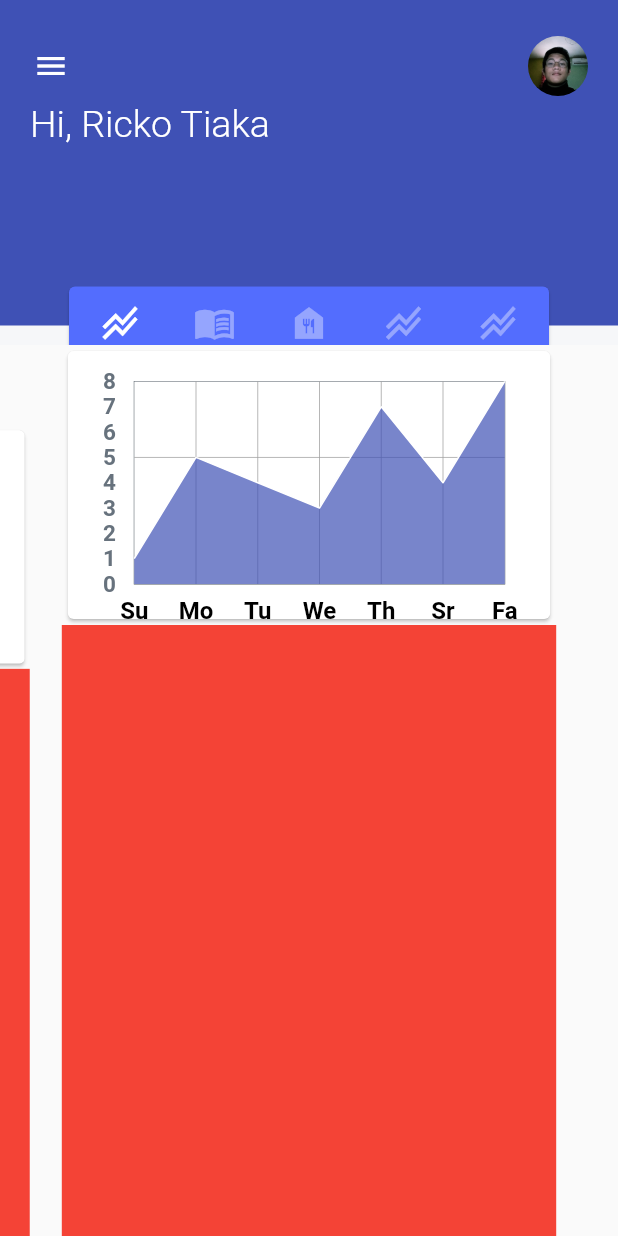
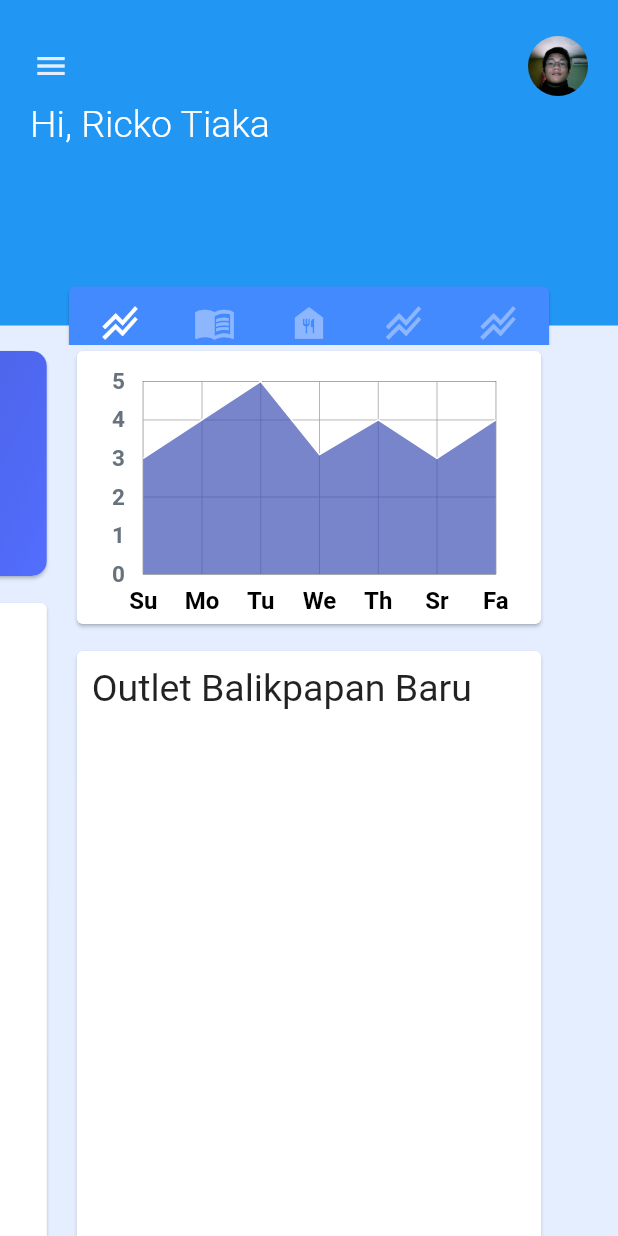
Before and after one commit to younixue3/android_pos_ui, a Flutter app: the screen it shows after launch, swiped to page 2, on a phone screen of 412 x 824 dp. Run offline on Flutter 3.47's test engine with Material 2 defaults, Android fonts, the phone set to English and light mode, and no system bars; drawn by our look-alikes of carousel_slider, fl_chart.

Commit message:
Fixing Design

```diff
--- a/lib/main.dart
+++ b/lib/main.dart
@@ -18,8 +18,8 @@ class MyApp extends StatelessWidget {
     return MaterialApp(
       title: 'Flutter Demo',
       theme: ThemeData(
-        primarySwatch: Colors.indigo,
-      ),
+          primarySwatch: Colors.blue,
+          scaffoldBackgroundColor: Color.fromARGB(255, 228, 238, 255)),
       home: const MyHomePage(),
     );
   }
@@ -55,7 +55,8 @@ class _MyHomePageState extends State<MyHomePage> {
                       children: [
                         IconButton(
                           onPressed: () {},
-                          icon: Icon(Icons.menu, color: Colors.white),
+                          icon: Icon(Icons.menu,
+                              color: Color.fromARGB(255, 228, 238, 255)),
                         ),
                         Container(
                           height: 40,
@@ -90,7 +91,7 @@ class _MyHomePageState extends State<MyHomePage> {
                           children: [
                             Container(
                               margin: EdgeInsets.only(top: 120),
-                              color: Color.fromARGB(250, 250, 250, 250),
+                              color: Color.fromARGB(255, 228, 238, 255),
                               height: 40,
                             ),
                             Container(
@@ -100,7 +101,7 @@ class _MyHomePageState extends State<MyHomePage> {
                                 mainAxisAlignment: MainAxisAlignment.center,
                                 children: [
                                   Card(
-                                    color: Colors.indigoAccent,
+                                    color: Colors.blueAccent,
                                     child: Container(
                                       padding:
                                           EdgeInsets.symmetric(horizontal: 10),
@@ -108,7 +109,7 @@ class _MyHomePageState extends State<MyHomePage> {
                                         spacing: 15,
                                         children: [
                                           IconButton(
-                                            splashColor: Colors.indigo,
+                                            splashColor: Colors.white54,
                                             splashRadius: 32,
                                             onPressed: () {},
                                             icon: Icon(
@@ -179,32 +180,75 @@ class _MyHomePageState extends State<MyHomePage> {
               options: CarouselOptions(
                 reverse: false,
                 enableInfiniteScroll: false,
-                enlargeCenterPage: true,
-                aspectRatio: 0.5,
+                aspectRatio: 0.3,
                 pageViewKey: PageStorageKey<String>('carousel_slider'),
               ),
               items: [
-                Column(
+                Container(
+                  margin: EdgeInsets.symmetric(horizontal: 6),
+                  child: Column(
                     children: [
                       Card(
-                      child: LineChartHomeOne(),
+                        shape: RoundedRectangleBorder(
+                            borderRadius: BorderRadius.circular(10)),
+                        child: Container(
+                          width: 500,
+                          height: 150,
+                          padding: EdgeInsetsDirectional.all(10),
+                          decoration: BoxDecoration(
+                            borderRadius: BorderRadius.circular(10),
+                            gradient: LinearGradient(
+                                begin: Alignment.topLeft,
+                                end: Alignment.bottomRight,
+                                colors: [Colors.indigo, Colors.indigoAccent]),
+                          ),
+                          child: Column(
+                            crossAxisAlignment: CrossAxisAlignment.start,
+                            children: [
+                              Text('eek', style: TextStyle(color: Colors.white))
+                            ],
+                          ),
+                        ),
                       ),
                       Container(
                         height: 500,
-                      color: Colors.red,
+                        width: 500,
+                        margin: EdgeInsets.only(top: 10),
+                        child: Card(
+                          child: Container(
+                            padding: EdgeInsets.all(10),
+                            child: Text('Outlet Balikpapan Baru',
+                                style: TextStyle(fontSize: 25)),
+                          ),
+                        ),
                       )
                     ],
                   ),
-                Column(
+                ),
+                Container(
+                  margin: EdgeInsets.symmetric(horizontal: 6),
+                  child: Column(
                     children: [
                       Card(
-                      child: LineChartHomeTwo(),
+                        child: Container(
+                          padding: EdgeInsets.only(bottom: 10),
+                          child: LineChartHomeOne(),
+                        ),
                       ),
                       Container(
                         height: 500,
-                      color: Colors.red,
+                        width: 500,
+                        margin: EdgeInsets.only(top: 10),
+                        child: Card(
+                          child: Container(
+                            padding: EdgeInsets.all(10),
+                            child: Text('Outlet Balikpapan Baru',
+                                style: TextStyle(fontSize: 25)),
+                          ),
+                        ),
                       )
                     ],
+                  ),
                 ),
               ],
             ),
@@ -212,167 +256,5 @@ class _MyHomePageState extends State<MyHomePage> {
         ],
       ),
     );
-    // body: Stack(
-    //   children: [
-    //     Container(
-    //       height: 220,
-    //       decoration: BoxDecoration(color: Colors.indigo),
-    //     ),
-    //     Container(
-    //       padding: EdgeInsets.only(right: 20, left: 10),
-    //       margin: EdgeInsets.only(top: 20),
-    //       child: Row(
-    //         mainAxisAlignment: MainAxisAlignment.spaceBetween,
-    //         children: [
-    //           IconButton(
-    //             onPressed: () {},
-    //             icon: Icon(Icons.menu, color: Colors.white),
-    //           ),
-    //           Container(
-    //             height: 40,
-    //             width: 40,
-    //             decoration: BoxDecoration(
-    //                 borderRadius: BorderRadius.circular(20),
-    //                 image: DecorationImage(
-    //                     fit: BoxFit.cover,
-    //                     image: AssetImage(
-    //                         'assets/public/57774948_2440392989306240_790466375524024320_n.jpg'))),
-    //           )
-    //         ],
-    //       ),
-    //     ),
-    //     Container(
-    //       padding: EdgeInsets.symmetric(horizontal: 20),
-    //       margin: EdgeInsets.only(top: 70),
-    //       child: Column(
-    //         crossAxisAlignment: CrossAxisAlignment.start,
-    //         children: [
-    //           Text(
-    //             "Hi, Ricko Tiaka",
-    //             style: TextStyle(
-    //               fontSize: 25,
-    //               color: Colors.white,
-    //               fontWeight: FontWeight.w300,
-    //             ),
-    //             textAlign: TextAlign.right,
-    //           ),
-    //           Container(
-    //             margin: EdgeInsets.only(top: 90),
-    //             child: Column(
-    //               mainAxisAlignment: MainAxisAlignment.center,
-    //               children: [
-    //                 Card(
-    //                   color: Colors.indigoAccent,
-    //                   child: Container(
-    //                     padding: EdgeInsets.symmetric(horizontal: 10),
-    //                     child: Wrap(
-    //                       spacing: 15,
-    //                       children: [
-    //                         IconButton(
-    //                           splashColor: Colors.indigo,
-    //                           splashRadius: 32,
-    //                           onPressed: () {},
-    //                           icon: Icon(
-    //                             Icons.stacked_line_chart,
-    //                             color: Colors.white,
-    //                             size: 28,
-    //                           ),
-    //                         ),
-    //                         IconButton(
-    //                           splashColor: Colors.indigo,
-    //                           splashRadius: 32,
-    //                           onPressed: () {},
-    //                           icon: Icon(
-    //                             Icons.menu_book,
-    //                             color: Colors.white38,
-    //                             size: 28,
-    //                           ),
-    //                         ),
-    //                         IconButton(
-    //                           splashColor: Colors.indigo,
-    //                           splashRadius: 32,
-    //                           onPressed: () {},
-    //                           icon: Icon(
-    //                             Icons.food_bank,
-    //                             color: Colors.white38,
-    //                             size: 28,
-    //                           ),
-    //                         ),
-    //                         IconButton(
-    //                           splashColor: Colors.indigo,
-    //                           splashRadius: 32,
-    //                           onPressed: () {},
-    //                           icon: Icon(
-    //                             Icons.stacked_line_chart,
-    //                             color: Colors.white38,
-    //                             size: 28,
-    //                           ),
-    //                         ),
-    //                         IconButton(
-    //                           splashColor: Colors.indigo,
-    //                           splashRadius: 32,
-    //                           onPressed: () {},
-    //                           icon: Icon(
-    //                             Icons.stacked_line_chart,
-    //                             color: Colors.white38,
-    //                             size: 28,
-    //                           ),
-    //                         )
-    //                       ],
-    //                     ),
-    //                   ),
-    //                 ),
-    //               ],
-    //             ),
-    //           ),
-    //           CarouselSlider(
-    //             options: CarouselOptions(
-    //               height: 500,
-    //               reverse: false,
-    //               enableInfiniteScroll: false,
-    //               enlargeCenterPage: true,
-    //               // aspectRatio: 2.0,
-    //               pageViewKey: PageStorageKey<String>('carousel_slider'),
-    //             ),
-    //             items: [
-    //               Column(
-    //                 children: [
-    //                   Card(
-    //                     child: LineChartHomeOne(),
-    //                   ),
-    //                   Container(
-    //                     height: 200,
-    //                     color: Colors.red,
-    //                   )
-    //                 ],
-    //               ),
-    //               Column(
-    //                 children: [
-    //                   Card(
-    //                     child: LineChartHomeTwo(),
-    //                   ),
-    //                   Container(
-    //                     height: 200,
-    //                     color: Colors.red,
-    //                   )
-    //                 ],
-    //               ),
-    //             ],
-    //           ),
-    //           // Expanded(
-    //           //   child: GridView.count(
-    //           //     crossAxisCount: 2,
-    //           //     children: [
-    //           //       Card(
-    //           //         child: Text('data'),
-    //           //       ),
-    //           //     ],
-    //           //   ),
-    //           // )
-    //         ],
-    //       ),
-    //     ),
-    //   ],
-    // ),
   }
 }
```
Lines whose indentation alone changed are shown as unchanged.
